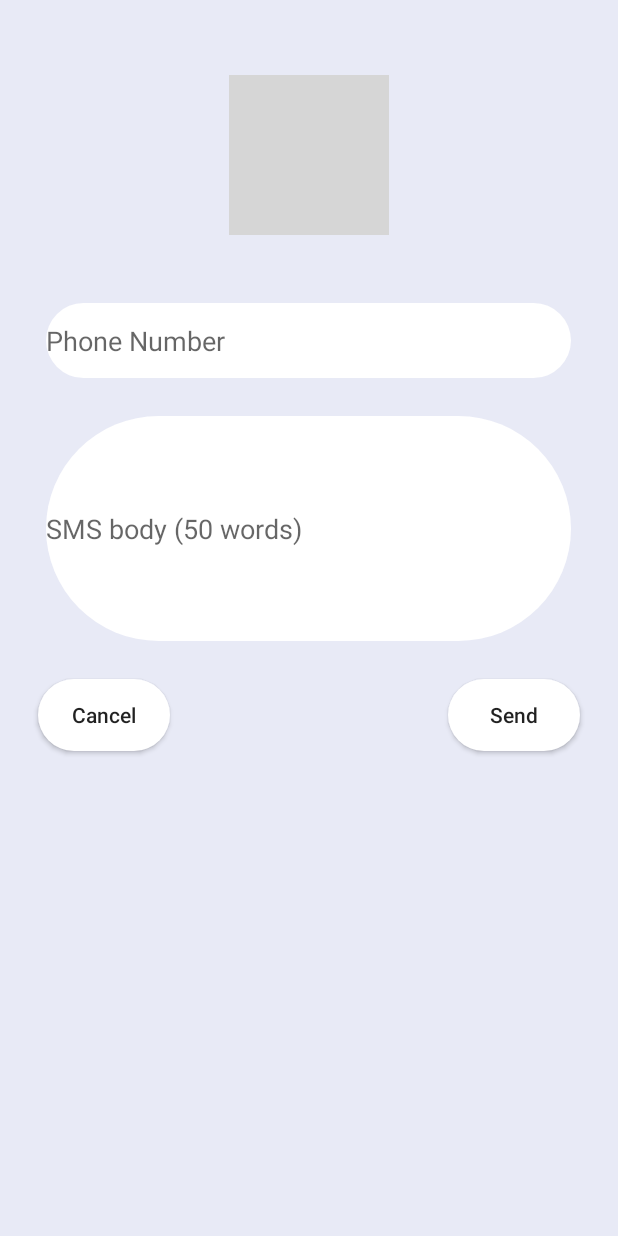
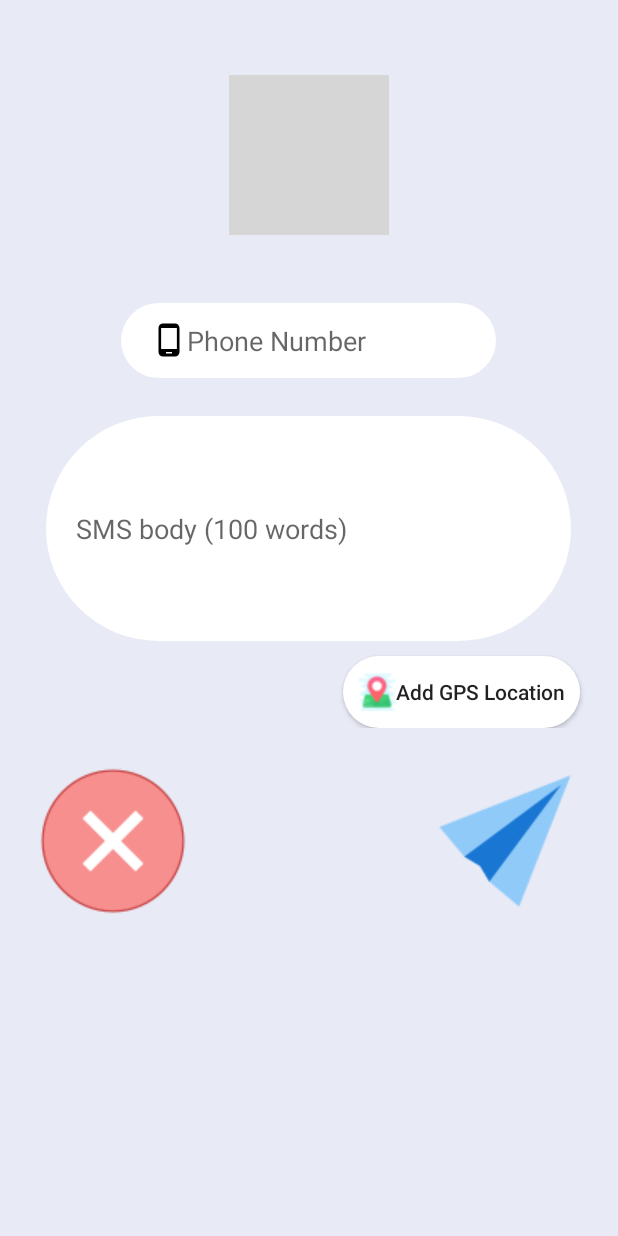
Before and after one commit to swan10/Android-Women_Safety_App, an Android app: the custom_sms screen opened directly, with no data from a screen before it, on a phone screen of 412 x 824 dp. Run offline under Robolectric (Android 15) with nearby library versions, the phone set to English and light mode, and no system bars; grey boxes are pictures that could not be loaded.

Commit message:
Added custom SMS, gps function and completed whole dashboard

```diff
--- a/app/src/main/AndroidManifest.xml
+++ b/app/src/main/AndroidManifest.xml
@@ -4,6 +4,8 @@
     <uses-permission android:name="android.permission.READ_PHONE_STATE"/>
     <uses-permission android:name="android.permission.CALL_PHONE"/>
     <uses-permission android:name="android.permission.SEND_SMS"/>
+    <uses-permission android:name="android.permission.ACCESS_COARSE_LOCATION"/>
+    <uses-permission android:name="android.permission.ACCESS_FINE_LOCATION"/>
 
     <application
         android:allowBackup="true"
--- a/app/src/main/java/com/example/myapplication/custom_sms.java
+++ b/app/src/main/java/com/example/myapplication/custom_sms.java
@@ -1,8 +1,15 @@
 package com.example.myapplication;
 
+import android.Manifest;
 import android.content.DialogInterface;
 import android.content.Intent;
+import android.content.pm.PackageManager;
+import android.location.Location;
+import android.location.LocationListener;
+import android.location.LocationManager;
+import android.os.Build;
 import android.os.Bundle;
+import android.provider.Settings;
 import android.telephony.SmsManager;
 import android.view.View;
 import android.widget.Button;
@@ -10,12 +17,17 @@ import android.widget.EditText;
 
 import androidx.appcompat.app.AlertDialog;
 import androidx.appcompat.app.AppCompatActivity;
+import androidx.core.app.ActivityCompat;
 
 import com.google.android.material.snackbar.Snackbar;
 
 public class custom_sms extends AppCompatActivity {
     EditText cs2,cs3;
-    Button cs4,cs5;
+    Button cs4,cs5,csgps;
+    private LocationManager locationManager;
+    private LocationListener listener;
+    private static final int REQUEST_GPS = 1;
+
     @Override
     protected void onCreate(Bundle savedInstanceState) {
         super.onCreate(savedInstanceState);
@@ -25,6 +37,14 @@ public class custom_sms extends AppCompatActivity {
         cs3=findViewById(R.id.cs3);
         cs4=findViewById(R.id.cs4);
         cs5=findViewById(R.id.cs5);
+        csgps=findViewById(R.id.csgps);
+
+        //fetch previous details
+        Intent intent=getIntent();
+        String no=intent.getStringExtra("no");
+        cs2.setText(no);
+
+        //onclick actions
 
         cs4.setOnClickListener(new View.OnClickListener() {
             @Override
@@ -34,6 +54,16 @@ public class custom_sms extends AppCompatActivity {
             }
         });
 
+        //add gps onclick
+        csgps.setOnClickListener(new View.OnClickListener() {
+            @Override
+            public void onClick(View v) {
+                checkGpsPermission();
+            }
+        });
+
+        //onclick send sms
+
         cs5.setOnClickListener(new View.OnClickListener() {
             @Override
             public void onClick(View v) {
@@ -41,20 +71,39 @@ public class custom_sms extends AppCompatActivity {
                     aletDailog();
                 }
                 else{
-                    try{
-                        SmsManager smgr = SmsManager.getDefault();
-                        smgr.sendTextMessage(cs2.getText().toString().trim(),null,cs3.getText().toString(),null,null);
-
-                        Snackbar snackbar = Snackbar.make(findViewById(android.R.id.content), "SMS Sent Successfully", Snackbar.LENGTH_LONG);
-                        snackbar.show();
-                    }
-                    catch (Exception e){
-                        Snackbar snackbar = Snackbar.make(findViewById(android.R.id.content), "SMS Failed to Send, Please try again", Snackbar.LENGTH_LONG);
-                        snackbar.show();
-                    }
+                    String num=cs2.getText().toString().trim();
+                    String body=cs3.getText().toString();
+                    makeSms(num,body);
                 }
             }
         });
+
+        //fetch location
+        //location
+        locationManager = (LocationManager) getSystemService(LOCATION_SERVICE);
+
+        listener = new LocationListener() {
+            @Override
+            public void onLocationChanged(Location location) {
+                String body = cs3.getText().toString()+"\nhttp://maps.google.com/maps?saddr=" + location.getLatitude()+","+location.getLongitude();
+                cs3.setText(body);
+            }
+
+            @Override
+            public void onStatusChanged(String s, int i, Bundle bundle) {
+            }
+
+            @Override
+            public void onProviderEnabled(String s) {
+            }
+
+            @Override
+            public void onProviderDisabled(String s) {
+
+                Intent i = new Intent(Settings.ACTION_LOCATION_SOURCE_SETTINGS);
+                startActivity(i);
+            }
+        };
     }
     //back button
     public void onBackPressed(){
@@ -75,4 +124,38 @@ public class custom_sms extends AppCompatActivity {
                 }).show();
 
     }
+
+
+    //check gps permission
+    private void checkGpsPermission(){
+        if (ActivityCompat.checkSelfPermission(this, Manifest.permission.ACCESS_FINE_LOCATION) != PackageManager.PERMISSION_GRANTED
+                && ActivityCompat.checkSelfPermission(this, Manifest.permission.ACCESS_COARSE_LOCATION) != PackageManager.PERMISSION_GRANTED) {
+            if (Build.VERSION.SDK_INT >= Build.VERSION_CODES.M) {
+                requestPermissions(new String[]{Manifest.permission.ACCESS_COARSE_LOCATION, Manifest.permission.ACCESS_FINE_LOCATION, Manifest.permission.INTERNET}
+                        , REQUEST_GPS);
+            }
+            return;
+        }
+        try{
+            locationManager.requestLocationUpdates(LocationManager.GPS_PROVIDER, 0, 0, listener);
+        }
+        catch (Exception e){
+            locationManager.requestLocationUpdates(LocationManager.NETWORK_PROVIDER, 0, 0, listener);
+        }
+    }
+
+    //send sms
+    public void makeSms(String num,String body){
+        try{
+            SmsManager smgr = SmsManager.getDefault();
+            smgr.sendTextMessage(num,null,body,null,null);
+
+            Snackbar snackbar = Snackbar.make(findViewById(android.R.id.content), "SMS Sent Successfully", Snackbar.LENGTH_LONG);
+            snackbar.show();
+        }
+        catch (Exception e){
+            Snackbar snackbar = Snackbar.make(findViewById(android.R.id.content), "SMS Failed to Send, Please try again", Snackbar.LENGTH_LONG);
+            snackbar.show();
+        }
+    }
 }
--- a/app/src/main/res/layout/custom_sms.xml
+++ b/app/src/main/res/layout/custom_sms.xml
@@ -14,13 +14,15 @@
         android:padding="5dp"
         android:id="@+id/cs1"/>
     <EditText
-        android:layout_width="350dp"
+        android:layout_width="250sp"
         android:layout_height="50dp"
         android:layout_below="@+id/cs1"
         android:layout_marginTop="25dp"
         android:maxLength="10"
         android:hint="Phone Number"
         android:inputType="phone"
+        android:paddingLeft="20dp"
+        android:drawableLeft="@drawable/ic_phone_android"
         android:layout_centerHorizontal="true"
         android:background="@drawable/rounded_button"
         android:id="@+id/cs2"/>
@@ -29,33 +31,59 @@
         android:layout_height="150dp"
         android:layout_below="@+id/cs2"
         android:layout_marginTop="25dp"
-        android:maxLength="50"
-        android:hint="SMS body (50 words)"
+        android:maxLength="100"
+        android:paddingLeft="20dp"
+        android:hint="SMS body (100 words)"
         android:layout_centerHorizontal="true"
         android:background="@drawable/rounded_button"
         android:id="@+id/cs3"/>
+    <RelativeLayout
+        android:layout_width="match_parent"
+        android:layout_height="wrap_content"
+        android:layout_below="@id/cs3"
+        android:id="@+id/cr1">
+        <Button
+            android:layout_width="wrap_content"
+            android:layout_height="wrap_content"
+            android:layout_alignParentRight="true"
+            android:drawableLeft="@drawable/icons_address"
+            android:background="@drawable/rounded_button"
+            android:padding="10dp"
+            android:layout_marginTop="10dp"
+            android:layout_marginRight="25dp"
+            android:text="Add GPS Location"
+            android:textAllCaps="false"
+            android:id="@+id/csgps"/>
+    </RelativeLayout>
+    <RelativeLayout
+        android:layout_width="match_parent"
+        android:layout_height="match_parent"
+        android:layout_below="@id/cr1"
+        android:id="@+id/cr2">
         <Button
             android:layout_width="wrap_content"
             android:layout_height="wrap_content"
             android:id="@+id/cs4"
-        android:layout_below="@+id/cs3"
+
             android:layout_marginTop="25dp"
             android:layout_marginLeft="25dp"
-        android:background="@drawable/rounded_button"
-        android:text="Cancel"
+            android:background="@drawable/icons_cancel1"
+
             android:layout_alignParentLeft="true"
             android:textAllCaps="false"/>
         <Button
             android:layout_width="wrap_content"
             android:layout_height="wrap_content"
             android:id="@+id/cs5"
-        android:layout_below="@+id/cs3"
+
             android:layout_marginTop="25dp"
             android:layout_marginRight="25dp"
-        android:background="@drawable/rounded_button"
-        android:text="Send"
+            android:background="@drawable/icons_email_send"
+
             android:layout_alignParentRight="true"
             android:textAllCaps="false"/>
+    </RelativeLayout>
+
 
 
 
```
Also changed, not shown: app/src/main/java/com/example/myapplication/Menu.java (+42 -41 lines), app/src/main/res/drawable-v24/icons_address.png (added), app/src/main/res/drawable-v24/icons_cancel.png (added), app/src/main/res/drawable-v24/icons_cancel1.png (added), app/src/main/res/drawable-v24/icons_email_send.png (added). Lines whose indentation alone changed are shown as unchanged.
